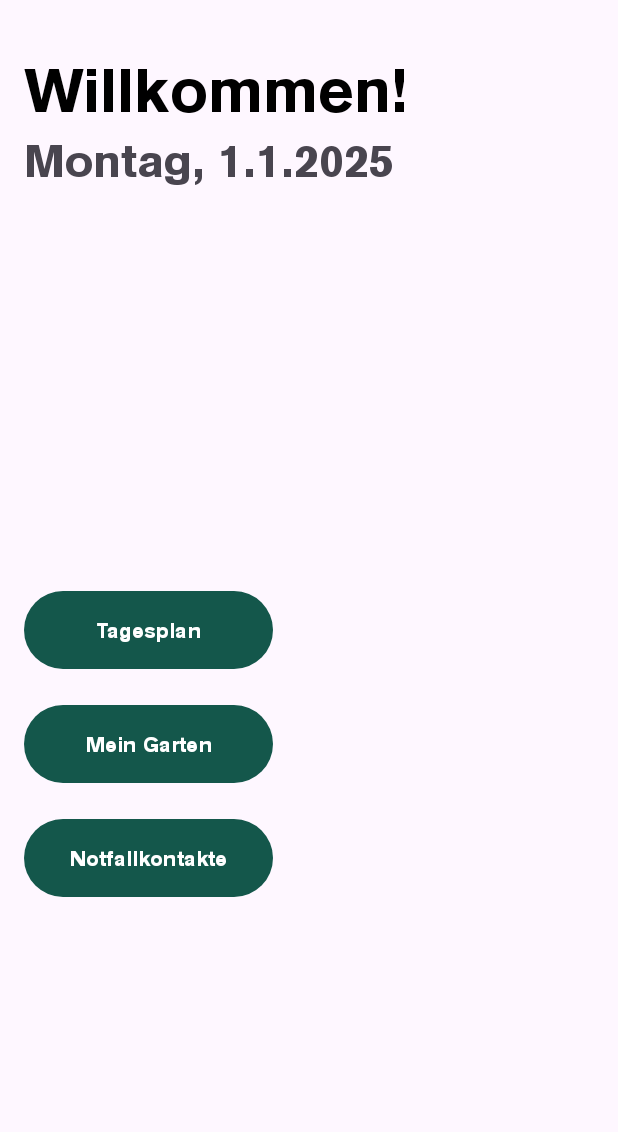
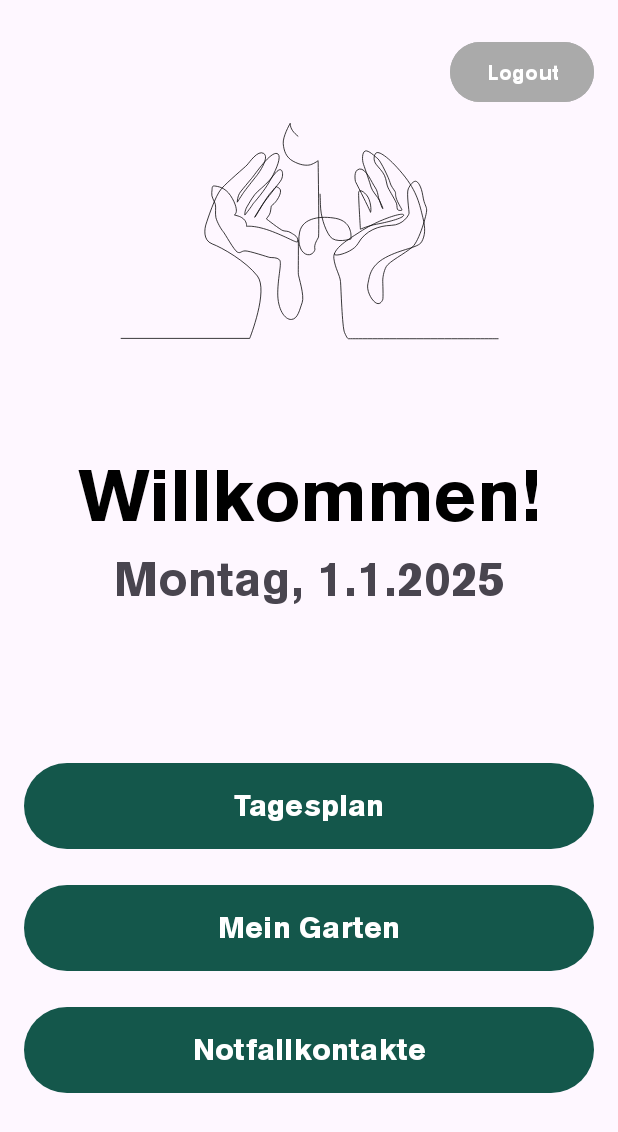
Before and after one commit to magdaa13/TagesBluete, an Android app: the layout activity_start_uebersicht.xml on its own in the app's theme, with its tools: preview values and no code run, on a phone screen of 412 x 824 dp. Shown: the top 1132 px of the screen. Run offline under Robolectric (Android 15) with nearby library versions, the phone set to English and light mode, and no system bars.

Commit message:
Eingeloggt bleiben bei Login, Layout Startübersicht, Benutzerrollen, Layout Sturzerkennung

```diff
--- a/app/src/main/java/at/fhj/tagesbluete/Registrieren.java
+++ b/app/src/main/java/at/fhj/tagesbluete/Registrieren.java
@@ -25,8 +25,8 @@ public class Registrieren extends AppCompatActivity {
         setContentView(R.layout.activity_registrieren);
         ViewCompat.setOnApplyWindowInsetsListener(findViewById(R.id.register_layout), ((v, insets) ->
         { Insets systemBars = insets.getInsets(WindowInsetsCompat.Type.systemBars());
-        v.setPadding(systemBars.left, systemBars.top, systemBars.right, systemBars.bottom);
-        return insets;
+            v.setPadding(systemBars.left, systemBars.top, systemBars.right, systemBars.bottom);
+            return insets;
         }));
 
         EditText benutzernameReg = findViewById(R.id.nameInput);
--- a/app/src/main/res/layout/activity_start_uebersicht.xml
+++ b/app/src/main/res/layout/activity_start_uebersicht.xml
@@ -4,80 +4,94 @@
     xmlns:app="http://schemas.android.com/apk/res-auto"
     android:layout_width="match_parent"
     android:layout_height="match_parent"
-    android:padding="16dp">
+    android:padding="16sp">
+
+    <com.airbnb.lottie.LottieAnimationView
+        android:id="@+id/animation"
+        android:layout_width="0sp"
+        android:layout_height="0sp"
+        app:lottie_rawRes="@raw/hands_with_flower"
+        app:lottie_autoPlay="true"
+        app:lottie_loop="true"
+        android:scaleType="fitCenter"
+        app:layout_constraintTop_toTopOf="parent"
+        app:layout_constraintBottom_toTopOf="@id/welcomeText"
+        app:layout_constraintStart_toStartOf="parent"
+        app:layout_constraintEnd_toEndOf="parent"
+        app:layout_constraintHeight_percent="0.35"
+        android:layout_marginBottom="5sp"
+        android:layout_marginTop="8sp"/>
 
     <TextView
-        android:paddingTop="20dp"
         android:id="@+id/welcomeText"
-        android:layout_width="0dp"
+        android:layout_width="0sp"
         android:layout_height="wrap_content"
         android:text="@string/willkommen"
-        android:textSize="40sp"
+        android:textSize="48sp"
         android:textStyle="bold"
         android:textColor="@android:color/black"
-        app:layout_constraintTop_toTopOf="parent"
+        android:gravity="center"
+        app:layout_constraintTop_toBottomOf="@id/animation"
         app:layout_constraintStart_toStartOf="parent"
-        app:layout_constraintEnd_toEndOf="parent" />
+        app:layout_constraintEnd_toEndOf="parent"/>
 
     <TextView
         android:id="@+id/dateText"
         android:layout_width="wrap_content"
         android:layout_height="wrap_content"
         android:text="Montag, 1.1.2025"
-        android:textSize="30sp"
+        android:textSize="32sp"
         app:layout_constraintTop_toBottomOf="@id/welcomeText"
-        android:layout_marginTop="4dp" />
+        app:layout_constraintStart_toStartOf="parent"
+        app:layout_constraintEnd_toEndOf="parent"
+        android:layout_marginTop="8sp" />
+
+    <Button
+        android:id="@+id/buttonLogout"
+        android:layout_width="wrap_content"
+        android:layout_height="wrap_content"
+        android:text="@string/logout"
+        android:textSize="14sp"
+        android:backgroundTint="@android:color/darker_gray"
+        android:textColor="@android:color/white"
+        app:layout_constraintTop_toTopOf="parent"
+        app:layout_constraintEnd_toEndOf="parent"
+        android:layout_marginTop="8sp" />
 
     <LinearLayout
-        android:paddingTop="350dp"
         android:id="@+id/buttonColumn"
-        android:layout_width="0dp"
-        android:layout_height="0dp"
+        android:layout_width="0sp"
+        android:layout_height="wrap_content"
         android:orientation="vertical"
-        android:gravity="start"
-        app:layout_constraintTop_toTopOf="parent"
+        android:gravity="center"
+        app:layout_constraintTop_toBottomOf="@id/dateText"
         app:layout_constraintBottom_toBottomOf="parent"
-        android:layout_gravity="bottom"
         app:layout_constraintStart_toStartOf="parent"
-        app:layout_constraintEnd_toStartOf="@id/baumAnimation"
-        android:layout_marginTop="24dp"
-        android:layout_marginEnd="16dp">
+        app:layout_constraintEnd_toEndOf="parent"
+        android:layout_marginTop="24sp">
 
         <Button
             android:id="@+id/buttonTagesplan"
             android:layout_width="match_parent"
-            android:layout_height="60dp"
-            android:layout_marginBottom="16dp"
+            android:layout_height="65sp"
+            android:layout_marginBottom="16sp"
             android:text="@string/tagesplan"
-            />
+            android:textSize="20sp" />
 
         <Button
             android:id="@+id/buttonMeinGarten"
             android:layout_width="match_parent"
-            android:layout_height="60dp"
+            android:layout_height="65sp"
+            android:layout_marginBottom="16sp"
             android:text="@string/mein_garten"
-            android:layout_marginBottom="16dp" />
+            android:textSize="20sp" />
 
         <Button
             android:id="@+id/buttonNotfallkontakte"
             android:layout_width="match_parent"
-            android:layout_height="60dp"
+            android:layout_height="65sp"
             android:text="@string/notfallkontakt"
-            />
+            android:textSize="20sp" />
+
     </LinearLayout>
-
-
-    <com.airbnb.lottie.LottieAnimationView
-        android:id="@+id/baumAnimation"
-        android:layout_width="0dp"
-        android:layout_height="0dp"
-        app:lottie_rawRes="@raw/tree_animation"
-        app:lottie_autoPlay="true"
-        app:lottie_loop="true"
-        android:scaleType="fitCenter"
-        app:layout_constraintTop_toTopOf="parent"
-        app:layout_constraintBottom_toBottomOf="parent"
-        app:layout_constraintStart_toEndOf="@id/buttonColumn"
-        app:layout_constraintEnd_toEndOf="parent"
-        android:layout_margin="16dp" />
 </androidx.constraintlayout.widget.ConstraintLayout>
--- a/app/src/main/res/values/colors.xml
+++ b/app/src/main/res/values/colors.xml
@@ -9,7 +9,8 @@
     <color name="wieseGrün">#35682d</color>
     <color name="wieseGrünHell">#9ACD32</color>
     <color name="waldGrün">#228B22</color>
-    <color name="HellGrau">#D3D3D3</color>
+    <color name="hellGrau">#D3D3D3</color>
+    <color name="mausGrau">#DEDEDE</color>
 
 
 
--- a/app/src/main/res/values/strings.xml
+++ b/app/src/main/res/values/strings.xml
@@ -33,6 +33,7 @@
     <string name="vorschau_der_nachricht">Vorschau der Nachricht:</string>
     <string name="bearbeiten">Bearbeiten</string>
     <string name="alarm_abbrechen">ALARM ABBRECHEN</string>
+    <string name="logout">Logout</string>
     <string name="Sturznachricht_wird_gesendet">STURZ ERKANNT\nSMS wird in 30 Sekunden an Notfallkontakt gesendet!</string>
     <string-array name="wiederholungsoption"><item>Einmalig</item><item>Täglich</item><item>Wöchentlich</item>
     </string-array>
```
Also changed, not shown: app/src/main/java/at/fhj/tagesbluete/Login.java (+32 -4 lines), app/src/main/java/at/fhj/tagesbluete/MainActivity.java (+12 -0 lines), app/src/main/java/at/fhj/tagesbluete/StartUebersicht.java (+19 -4 lines), app/src/main/res/layout/activity_sturzerkennung.xml (+13 -13 lines), app/src/main/res/raw/hands_with_flower.json (added, +1 -0 lines), 1 other file.
